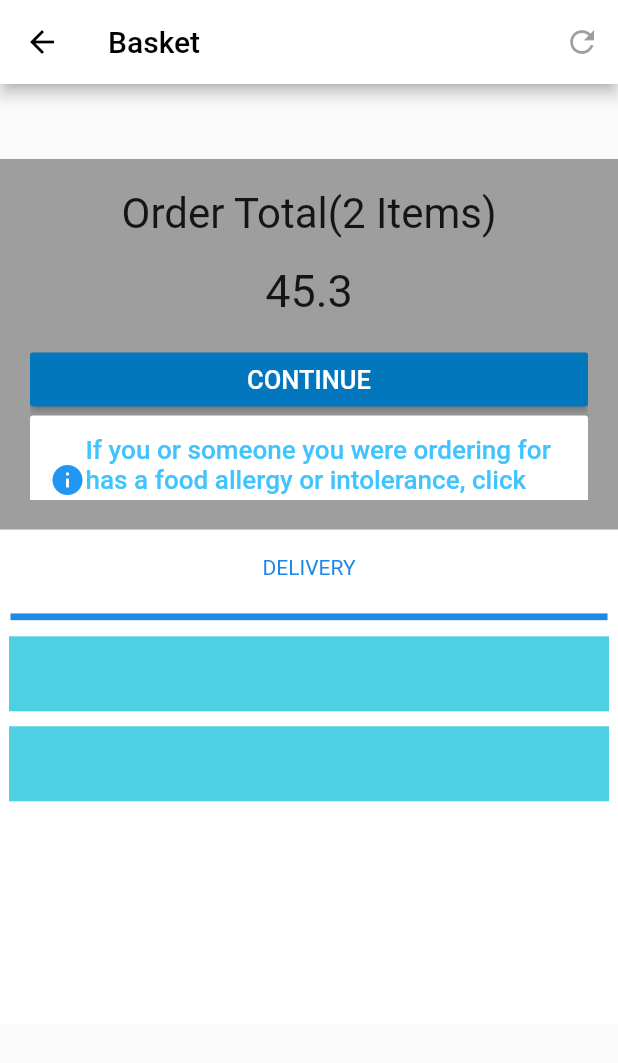
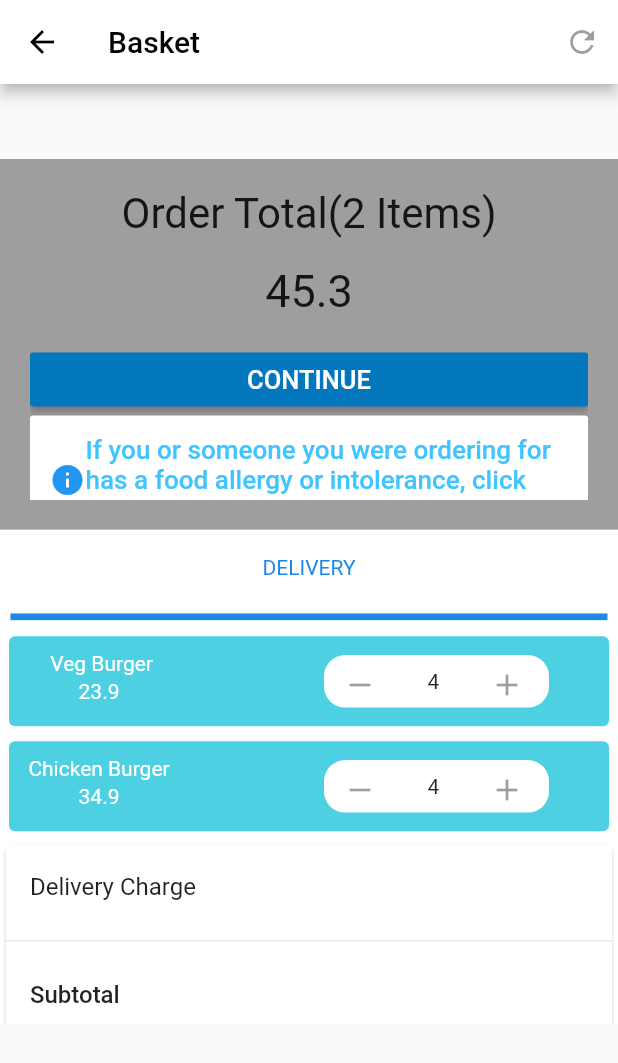
Before and after one commit to INTERNS-LXI-TECHNOLOGIES/Flutter-Workshop, a Flutter app: the screen it shows after launch, on a phone screen of 412 x 824 dp. Shown: the top 1063 px of the screen. Run offline on Flutter 3.47's test engine with Material 2 defaults, Android fonts, the phone set to English and light mode, and no system bars.

Commit message:
http://jira.bytatech.com:8080/browse/IN-7900 (2nd container)

```diff
--- a/Graeshoppe/flutterproject/lib/basket.dart
+++ b/Graeshoppe/flutterproject/lib/basket.dart
@@ -11,6 +11,7 @@ class Basket extends StatelessWidget {
           appBar: AppBar(
             leading: IconButton(
               icon: Icon(Icons.arrow_back, color: Colors.black),
+              onPressed: null,
             ),
             title: Text(
               "Basket",
--- a/Graeshoppe/flutterproject/lib/widgets/multichildlayout.dart
+++ b/Graeshoppe/flutterproject/lib/widgets/multichildlayout.dart
@@ -8,9 +8,6 @@ class Multichildlayout extends StatelessWidget {
       height: MediaQuery.of(context).size.height * .4,
       color: Colors.white,
       child: ListView(
-        // mainAxisAlignment: MainAxisAlignment.center,
-        // crossAxisAlignment: CrossAxisAlignment.stretch,
-        // verticalDirection: VerticalDirection.up,
         children: <Widget>[
           Container(
             width: 300,
@@ -34,16 +31,131 @@ class Multichildlayout extends StatelessWidget {
               Container(
                 margin: EdgeInsets.all(5),
                 width: 400,
-                height: 50,
-                color: Colors.cyan[300],
+                height: 60,
+                decoration: BoxDecoration(
+                  color: Colors.cyan[300],
+                  borderRadius: BorderRadius.circular(4),
+                ),
+                child: Row(
+                  children: <Widget>[
+                    Container(
+                      width: 100,
+                      margin: EdgeInsets.only(left: 10, top: 10),
+                      child: Column(
+                        children: <Widget>[
+                          Text(
+                            " Veg Burger",
+                            style: TextStyle(color: Colors.white),
+                          ),
+                          Container(
+                            margin: EdgeInsets.only(top: 3),
+                            child: Text(
+                              "23.9",
+                              style: TextStyle(color: Colors.white),
+                            ),
+                          )
+                        ],
+                      ),
+                    ),
+                    Container(
+                      width: 150,
+                      height: 35,
+                      margin: EdgeInsets.only(left: 100),
+                      decoration: BoxDecoration(
+                        color: Colors.white,
+                        borderRadius: BorderRadius.circular(14),
+                      ),
+                      child: Row(
+                        children: <Widget>[
+                          Flexible(
+                              child: IconButton(
+                                  icon: Icon(Icons.remove), onPressed: null)),
+                          Container(
+                              width: 50,
+                              child: Center(
+                                child: Text("4"),
+                              )),
+                          Flexible(
+                              child: IconButton(
+                                  icon: Icon(Icons.add), onPressed: null)),
+                        ],
+                      ),
+                    )
+                  ],
+                ),
               ),
               Container(
                 margin: EdgeInsets.all(5),
                 width: 400,
-                height: 50,
-                color: Colors.cyan[300],
+                height: 60,
+                decoration: BoxDecoration(
+                  color: Colors.cyan[300],
+                  borderRadius: BorderRadius.circular(4),
+                ),
+                child: Row(
+                  children: <Widget>[
+                    Container(
+                        width: 100,
+                        margin: EdgeInsets.only(left: 10, top: 10),
+                        child: Column(
+                          children: <Widget>[
+                            Text(
+                              "Chicken Burger",
+                              style: TextStyle(color: Colors.white),
+                            ),
+                            Container(
+                              margin: EdgeInsets.only(top: 3),
+                              child: Text(
+                                "34.9",
+                                style: TextStyle(color: Colors.white),
+                              ),
+                            )
+                          ],
+                        )),
+                    Container(
+                      width: 150,
+                      height: 35,
+                      margin: EdgeInsets.only(left: 100),
+                      decoration: BoxDecoration(
+                        color: Colors.white,
+                        borderRadius: BorderRadius.circular(14),
+                      ),
+                      child: Row(
+                        children: <Widget>[
+                          Flexible(
+                              child: IconButton(
+                                  icon: Icon(Icons.remove), onPressed: null)),
+                          Container(
+                              width: 50,
+                              child: Center(
+                                child: Text("4"),
+                              )),
+                          Flexible(
+                              child: IconButton(
+                                  icon: Icon(Icons.add), onPressed: null)),
+                        ],
+                      ),
+                    )
+                  ],
+                ),
               )
             ],
+          ),
+          Card(
+            child: Column(
+              children: <Widget>[
+                ListTile(
+                  title: Text("Delivery Charge"),
+                ),
+                Divider(),
+                ListTile(
+                  title: Text(
+                    "Subtotal",
+                    style: TextStyle(fontWeight: FontWeight.w500),
+                  ),
+                )
+              ],
+            ),
           )
         ],
       ),
```
